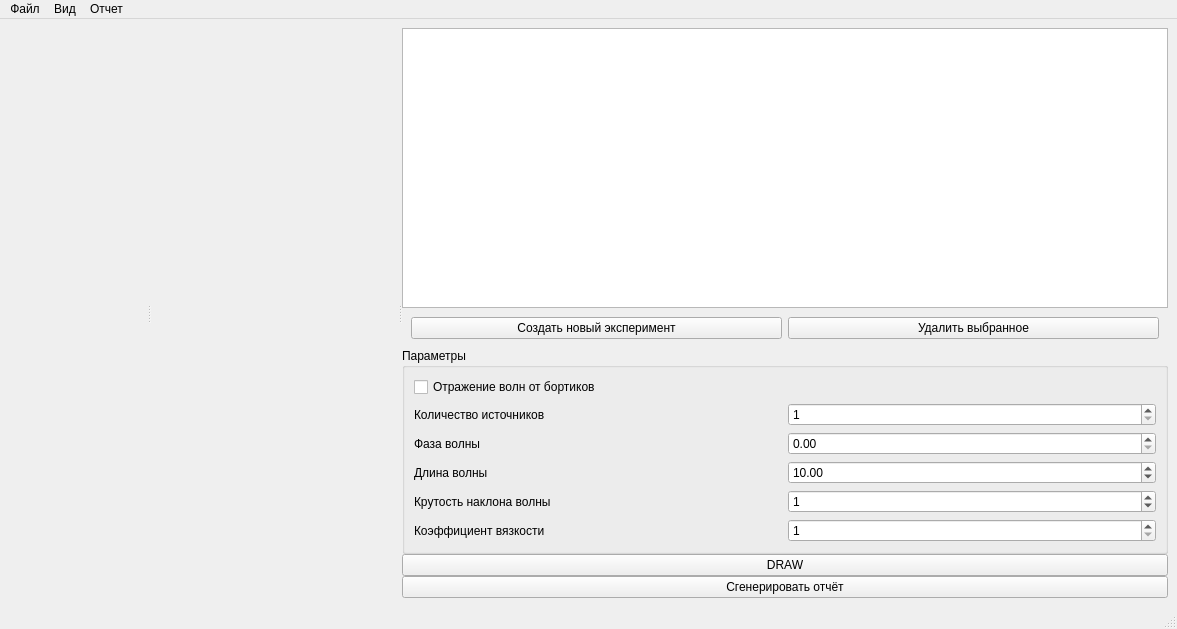
Above: source/mainwindow.ui from Student-Experimental-Physics-Laboratory/self-water-talbot before the change. Below: the same form after it.
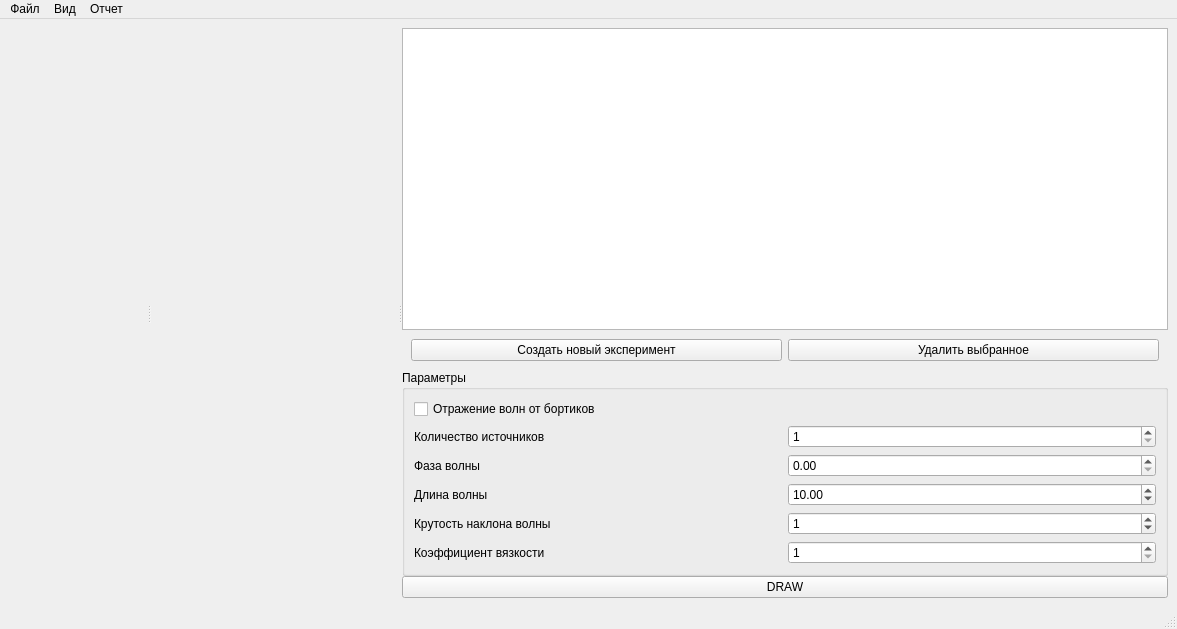
That is the form after the change. Custom widgets are drawn as their Qt base class.

Commit message: Removed stupid button

What changed in the file:
```diff
--- a/source/mainwindow.ui
+++ b/source/mainwindow.ui
@@ -267,13 +267,6 @@
             </property>
            </widget>
           </item>
-          <item>
-           <widget class="QPushButton" name="reportButton">
-            <property name="text">
-             <string>Сгенерировать отчёт</string>
-            </property>
-           </widget>
-          </item>
          </layout>
         </item>
        </layout>
```
